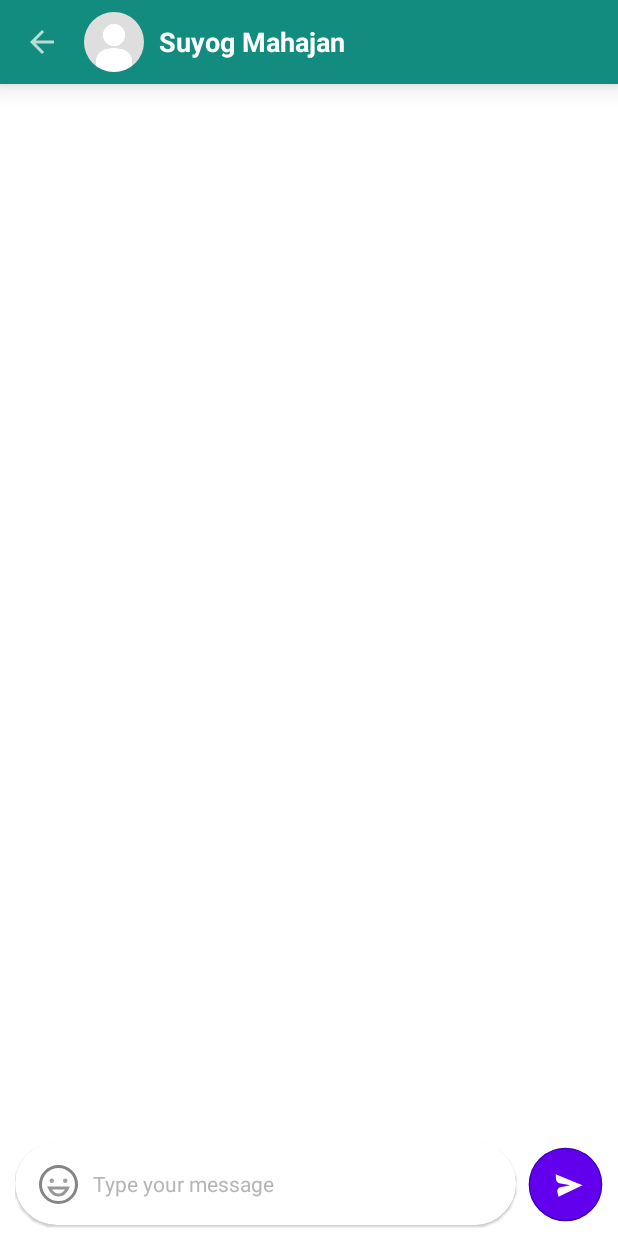
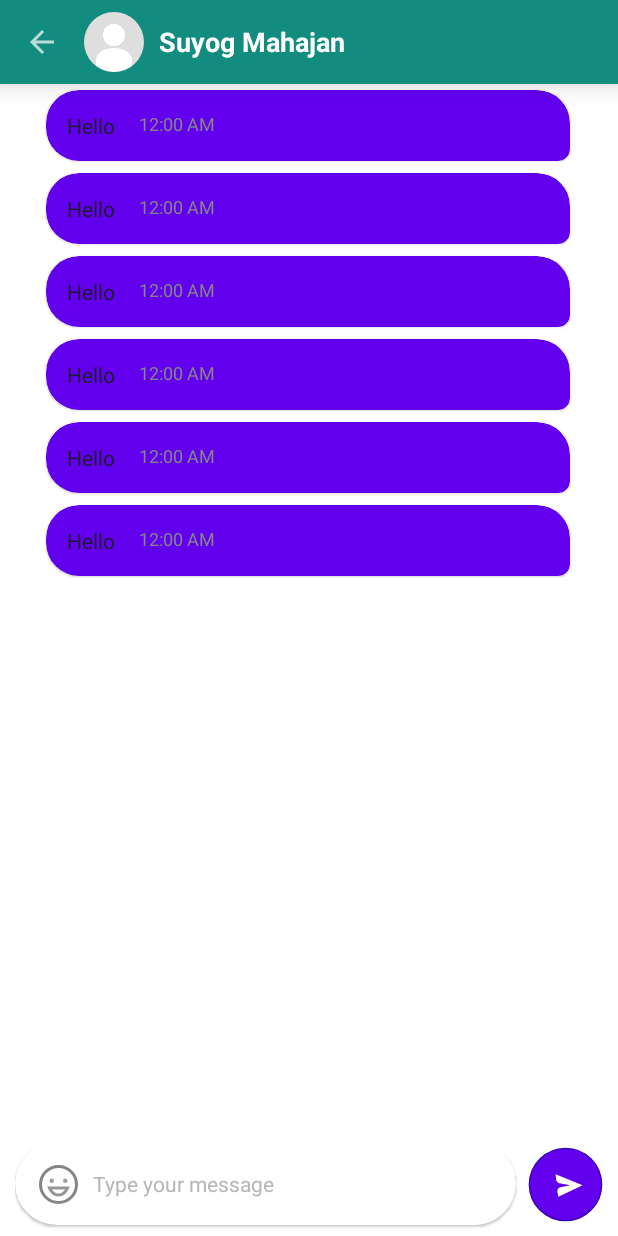
Before and after one commit to SuyogMahajan/ClickChat, an Android app: the layout activity_chat.xml on its own in the app's theme, with its tools: preview values and no code run, on a phone screen of 412 x 824 dp. Run offline under Robolectric (Android 15) with nearby library versions, the light colour scheme and no system bars; plain views replace EmojiEditText.

Commit message:
designed layouts for messages (send and recved)

```diff
--- a/app/build.gradle
+++ b/app/build.gradle
@@ -65,7 +65,7 @@ dependencies {
     // Add the dependencies for any other desired Firebase products
     // https://firebase.google.com/docs/android/setup#available-libraries
 
-    implementation 'com.google.android:flexbox:2.0.1'
+    implementation 'com.google.android.flexbox:flexbox:3.0.0'
     implementation 'com.vanniktech:emoji-google:0.6.0'
     implementation "androidx.paging:paging-runtime:3.1.1"
 }
--- a/app/src/main/res/layout/activity_chat.xml
+++ b/app/src/main/res/layout/activity_chat.xml
@@ -58,7 +58,8 @@
             android:layout_width="match_parent"
             android:layout_height="match_parent"
             android:overScrollMode="ifContentScrolls"
-            tools:itemCount="10" />
+            tools:listitem="@layout/list_item_chat_sent_message"
+           tools:itemCount="10"  />
 
     </androidx.swiperefreshlayout.widget.SwipeRefreshLayout>
 
--- /dev/null
+++ b/app/src/main/res/layout/list_item_chat_sent_message.xml
@@ -0,0 +1,68 @@
+<androidx.constraintlayout.widget.ConstraintLayout xmlns:android="http://schemas.android.com/apk/res/android"
+    xmlns:app="http://schemas.android.com/apk/res-auto"
+    xmlns:tools="http://schemas.android.com/tools"
+    android:layout_width="match_parent"
+    android:layout_height="wrap_content"
+    android:layout_marginStart="30dp"
+    android:clipToPadding="false"
+    android:paddingStart="16dp"
+    android:paddingTop="4dp"
+    android:paddingEnd="16dp"
+    android:paddingBottom="4dp">
+
+    <com.google.android.material.card.MaterialCardView
+        android:id="@+id/messageCardView"
+        android:layout_width="0dp"
+        android:layout_height="wrap_content"
+        android:layout_marginEnd="16dp"
+        app:cardBackgroundColor="@color/purple_500"
+        app:elevation="0dp"
+        app:layout_constraintBottom_toBottomOf="parent"
+        app:layout_constraintEnd_toEndOf="parent"
+        app:layout_constraintTop_toTopOf="parent"
+        app:shapeAppearance="@style/ChatShapeApperance">
+
+        <com.google.android.flexbox.FlexboxLayout
+            android:layout_width="wrap_content"
+            android:layout_height="wrap_content"
+            android:padding="8dp"
+            app:alignItems="flex_end"
+            app:flexWrap="wrap"
+            app:justifyContent="flex_start">
+
+            <TextView
+                android:id="@+id/content"
+                android:layout_width="wrap_content"
+                android:layout_height="wrap_content"
+                android:lineSpacingExtra="5dp"
+                android:textColor="#1c1d2a"
+                android:textSize="14sp"
+                tools:text="Hello" />
+
+            <TextView
+                android:id="@+id/time"
+                android:layout_width="wrap_content"
+                android:layout_height="wrap_content"
+                android:layout_marginStart="16dp"
+                android:textColor="#858585"
+                android:textSize="12sp"
+                tools:text="12:00 AM" />
+
+        </com.google.android.flexbox.FlexboxLayout>
+    </com.google.android.material.card.MaterialCardView>
+
+    <!--    <ImageView-->
+    <!--        android:contentDescription="@string/like_message"-->
+    <!--        android:id="@+id/highFiveImg"-->
+    <!--        android:layout_width="wrap_content"-->
+    <!--        android:layout_height="wrap_content"-->
+    <!--        android:background="?attr/selectableItemBackgroundBorderless"-->
+    <!--        android:clickable="true"-->
+    <!--        android:focusable="true"-->
+    <!--        android:src="@drawable/high_five"-->
+    <!--        android:visibility="gone"-->
+    <!--        app:layout_constraintBottom_toBottomOf="parent"-->
+    <!--        app:layout_constraintStart_toEndOf="@+id/messageCardView" />-->
+
+
+</androidx.constraintlayout.widget.ConstraintLayout>
--- a/app/src/main/res/values/themes.xml
+++ b/app/src/main/res/values/themes.xml
@@ -29,4 +29,21 @@
         <item name="windowActionBar">false</item>
     </style>
 
+    <style name="CustomMediumShapeAppearance">
+        <item name="cornerFamily">rounded</item>
+        <item name="cornerSizeTopLeft">22dp</item>
+        <item name="cornerSizeBottomLeft">8dp</item>
+        <item name="cornerSizeBottomRight">22dp</item>
+        <item name="cornerSizeTopRight">22dp</item>
+    </style>
+
+
+    <style name="ChatShapeApperance">
+        <item name="cornerFamily">rounded</item>
+        <item name="cornerSizeTopLeft">22dp</item>
+        <item name="cornerSizeBottomLeft">22dp</item>
+        <item name="cornerSizeBottomRight">8dp</item>
+        <item name="cornerSizeTopRight">22dp</item>
+    </style>
+
 </resources>
```
Also changed, not shown: app/src/main/res/layout/list_item_chat_recv_message.xml (added, +68 -0 lines).
